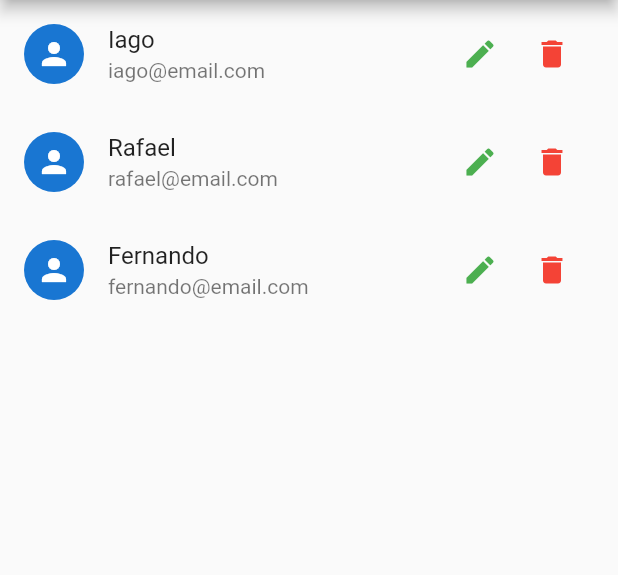
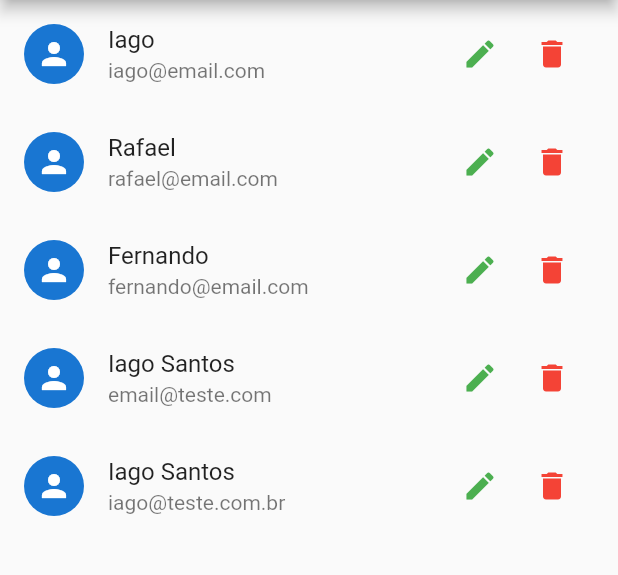
Before and after one commit to Thejoker2012/cadastro_usuario, a Flutter app: the screen it shows after launch, on a phone screen of 412 x 824 dp, the part 84-659 px from its top. Run offline on Flutter 3.47's test engine with Material 2 defaults, Android fonts, the phone set to English and light mode, and no system bars; our stand-ins replace dio.

Commit message:
Adicionando Camada de Servico

```diff
--- a/lib/data/dummy_users.dart
+++ b/lib/data/dummy_users.dart
@@ -22,4 +22,16 @@ const DUMMY_USERS = {
     password: 'teste',
     avatarUrl: null,
   ),
+  '4': const User(
+    id: "5f7e380cd899cd03e8b4ec47",
+    name: "Iago Santos",
+    email: "email@teste.com",
+    password: "1234",
+  ),
+  '5': const User(
+    id: "5f7e6e18d899cd03e8b4ec61",
+    name: "Iago Santos",
+    email: "iago@teste.com.br",
+    password: "12345",
+  )
 };
--- a/lib/models/user.dart
+++ b/lib/models/user.dart
@@ -1,3 +1,6 @@
+import 'dart:convert';
+
+import 'package:dio/dio.dart';
 import 'package:flutter/material.dart';
 
 class User {
@@ -15,4 +18,5 @@ class User {
     @required this.password,
     this.avatarUrl,
   });
+
 }
--- a/lib/views/user_list.dart
+++ b/lib/views/user_list.dart
@@ -1,3 +1,4 @@
+import 'package:cadastro_usuario/api/user_service.dart';
 import 'package:cadastro_usuario/components/user_tile.dart';
 import 'package:cadastro_usuario/provider/users.dart';
 import 'package:cadastro_usuario/routes/app_routes.dart';
@@ -5,6 +6,7 @@ import 'package:flutter/material.dart';
 import 'package:provider/provider.dart';
 
 class UserList extends StatelessWidget {
+
   @override
   Widget build(BuildContext context) {
     final UserProvider users = Provider.of(context, listen: true);
```
Also changed, not shown: lib/api/user_service.dart (added, +47 -0 lines), lib/provider/users.dart (+8 -17 lines).
